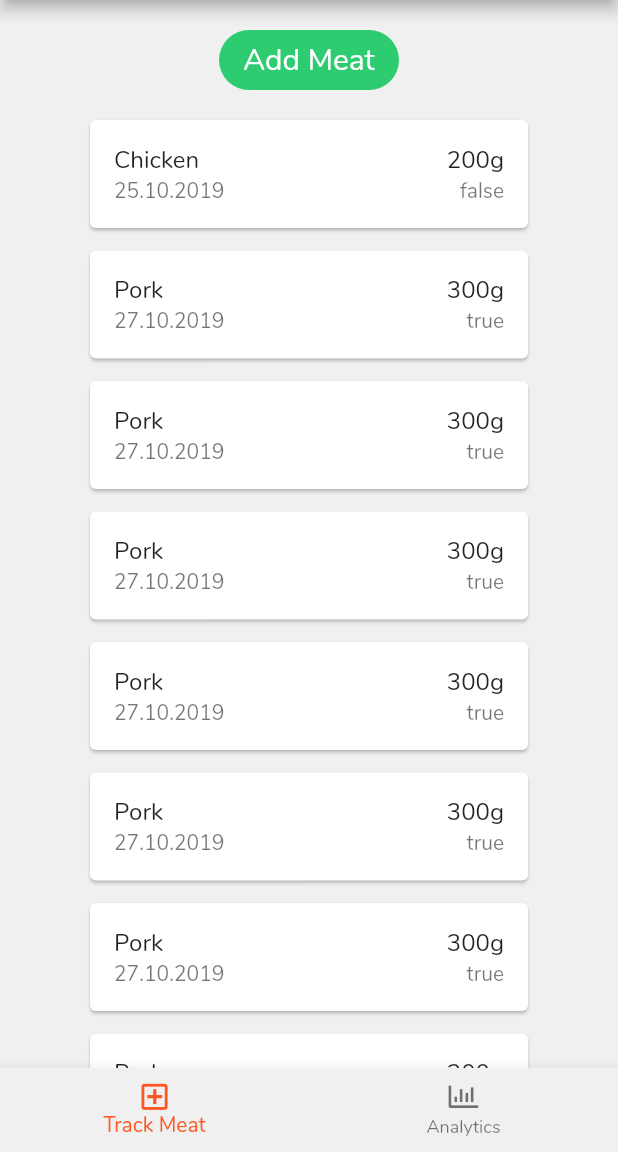
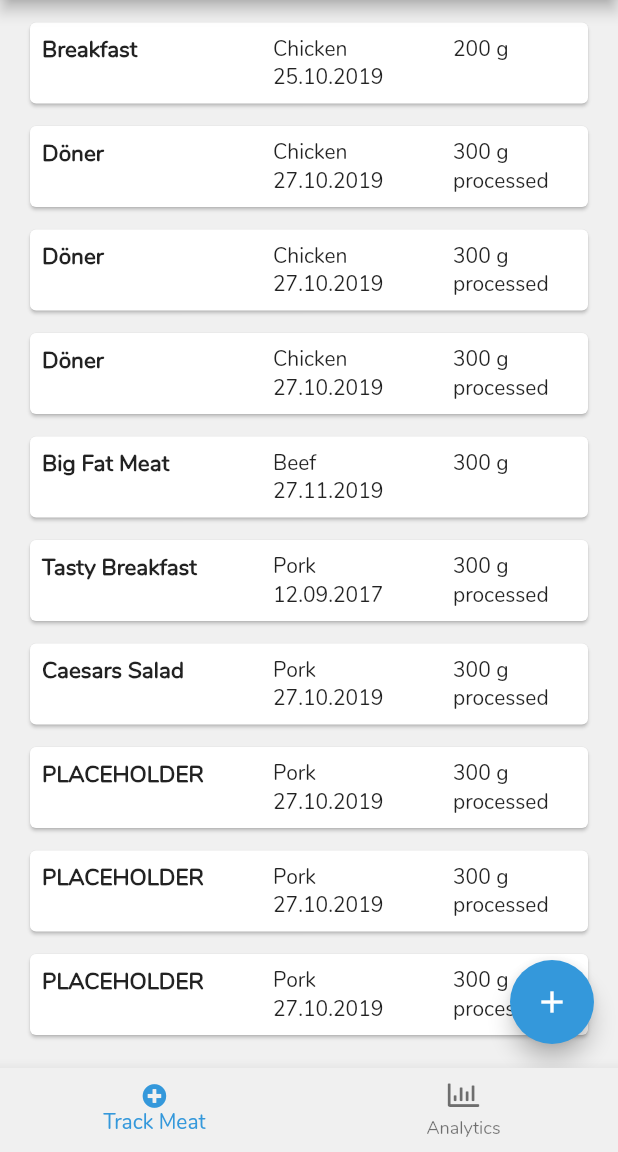
Before and after one commit to Snixells/meat-tracker, a Flutter app: the screen it shows once a user with an empty profile is signed in, on a phone screen of 412 x 824 dp, the part 84-1236 px from its top. Run offline on Flutter 3.47's test engine with Material 2 defaults, Android fonts, the phone set to English and light mode, and no system bars; our stand-ins replace cloud_firestore, firebase_auth, font_awesome_flutter, google_sign_in, rxdart; accounts and stored records are empty.

Commit message:
First Track Meat Screen Design done

```diff
--- a/lib/screens/home/home.dart
+++ b/lib/screens/home/home.dart
@@ -28,26 +28,26 @@ class _HomeState extends State<Home> {
       bottomNavigationBar: BottomNavigationBar(
         items: [
           BottomNavigationBarItem(
-            icon: Icon(FontAwesomeIcons.plusSquare, size: 20),
+            icon: Icon(FontAwesomeIcons.plusCircle, size: 16),
             title: Text(
               'Track Meat',
-              style:
-                  TextStyle(fontWeight: FontWeight.bold, fontFamily: 'Nunito'),
+              style: TextStyle(
+                fontWeight: FontWeight.bold,
+                fontFamily: 'Nunito',
+              ),
             ),
           ),
           BottomNavigationBarItem(
-            icon: Icon(FontAwesomeIcons.chartBar, size: 20),
+            icon: Icon(FontAwesomeIcons.chartBar, size: 21),
             title: Text(
               'Analytics',
-              style:
-                  TextStyle(fontWeight: FontWeight.bold, fontFamily: 'Nunito'),
+              style: TextStyle(fontWeight: FontWeight.bold, fontFamily: 'Nunito'),
             ),
           ),
         ].toList(),
-        // fixedColor: Colors.deepOrange[200],
         onTap: _onItemTapped,
         currentIndex: _selectedIndex,
-        selectedItemColor: Colors.deepOrange,
+        selectedItemColor: Theme.of(context).primaryColor,
       ),
     );
   }
--- a/lib/screens/home/track.dart
+++ b/lib/screens/home/track.dart
@@ -1,6 +1,5 @@
 import 'package:flutter/material.dart';
 import 'package:font_awesome_flutter/font_awesome_flutter.dart';
-import 'package:meattracker/shared/buttons.dart';
 
 class TrackMeat extends StatelessWidget {
   const TrackMeat({Key key}) : super(key: key);
@@ -18,36 +17,62 @@ class TrackMeat extends StatelessWidget {
             ),
           ],
         ),
+        floatingActionButton: FloatingActionButton(
+          onPressed: () {},
+          backgroundColor: Theme.of(context).primaryColor,
+          // child: Text('Add', style: TextStyle(color: Colors.white)),
+          child: Icon(
+            Icons.add,
+            color: Colors.white,
+          ),
+        ),
         body: ListView(
+          padding: EdgeInsets.only(top: 15),
           children: [
-            Center(
-              child: new RoundedButton(text: 'Add Meat', color: Theme.of(context).accentColor,),
-            ),
             MeatData(
+              name: 'Breakfast',
               amount: 200,
               datetime: "25.10.2019",
               type: 'Chicken',
               processed: false,
             ),
             MeatData(
+              name: 'Döner',
               amount: 300,
               datetime: "27.10.2019",
+              type: 'Chicken',
+              processed: true,
+            ),
+            MeatData(
+              name: 'Döner',
+              amount: 300,
+              datetime: "27.10.2019",
+              type: 'Chicken',
+              processed: true,
+            ),
+            MeatData(
+              name: 'Döner',
+              amount: 300,
+              datetime: "27.10.2019",
+              type: 'Chicken',
+              processed: true,
+            ),
+            MeatData(
+              name: 'Big Fat Meat',
+              amount: 300,
+              datetime: "27.11.2019",
+              type: 'Beef',
+              processed: false,
+            ),
+            MeatData(
+              name: 'Tasty Breakfast',
+              amount: 300,
+              datetime: "12.09.2017",
               type: 'Pork',
               processed: true,
             ),
             MeatData(
-              amount: 300,
-              datetime: "27.10.2019",
-              type: 'Pork',
-              processed: true,
-            ),
-            MeatData(
-              amount: 300,
-              datetime: "27.10.2019",
-              type: 'Pork',
-              processed: true,
-            ),
-            MeatData(
+              name: 'Caesars Salad',
               amount: 300,
               datetime: "27.10.2019",
               type: 'Pork',
@@ -81,37 +106,78 @@ class MeatData extends StatelessWidget {
   final int amount;
   final String datetime;
   final bool processed;
+  final String name;
 
-  const MeatData(
-      {Key key, this.type, this.amount, this.datetime = "Text", this.processed})
-      : super(key: key);
+  const MeatData({Key key, this.type, this.amount, this.datetime = "Text", this.processed, this.name = 'PLACEHOLDER'}) : super(key: key);
 
   @override
   Widget build(BuildContext context) {
     return Center(
       child: Card(
-        margin: EdgeInsets.only(left: 60, right: 60, bottom: 15),
-        child: Column(
-          mainAxisSize: MainAxisSize.min,
+        margin: EdgeInsets.only(left: 20, right: 20, bottom: 15),
+        child: Row(
+          mainAxisAlignment: MainAxisAlignment.spaceAround,
+          crossAxisAlignment: CrossAxisAlignment.start,
           children: <Widget>[
-            ListTile(
-              title: Row(
-                mainAxisAlignment: MainAxisAlignment.spaceBetween,
-                children: [
-                  Text(type),
-                  Text('${amount.toString()}g'),
-                ],
+            Expanded(
+              child: Padding(
+                padding: const EdgeInsets.all(8.0),
+                child: Text(
+                  '$name',
+                  style: TextStyle(
+                    fontSize: 15,
+                    fontWeight: FontWeight.w800,
+                  ),
+                ),
               ),
-              subtitle: Row(
-                mainAxisAlignment: MainAxisAlignment.spaceBetween,
-                children: [
-                  Text('$datetime'),
-                  Text('$processed'),
-                ],
+            ),
+            Container(
+              width: 90,
+              child: Padding(
+                padding: const EdgeInsets.only(top: 8.0, bottom: 8.0),
+                child: Column(
+                  crossAxisAlignment: CrossAxisAlignment.start,
+                  children: [
+                    Text('$type'),
+                    Text('$datetime'),
+                  ],
+                ),
+              ),
+            ),
+            SizedBox(width: 30),
+            Padding(
+              padding: const EdgeInsets.only(top: 8.0, bottom: 8.0),
+              child: Container(
+                width: 90,
+                child: Column(
+                  crossAxisAlignment: CrossAxisAlignment.start,
+                  children: [
+                    Text('$amount g'),
+                    if (processed) Text('processed'),
+                  ],
+                ),
               ),
             ),
           ],
         ),
+
+        // ListTile(
+        //   leading: Text('Name', style: TextStyle(),),
+        //   title: Row(
+        //     mainAxisAlignment: MainAxisAlignment.spaceBetween,
+        //     children: [
+        //       Text(type),
+        //       Text('${amount.toString()}g'),
+        //     ],
+        //   ),
+        //   subtitle: Row(
+        //     mainAxisAlignment: MainAxisAlignment.spaceBetween,
+        //     children: [
+        //       Text('$datetime'),
+        //       if (processed) Text('processed'),
+        //     ],
+        //   ),
+        // ),
       ),
     );
   }
```
